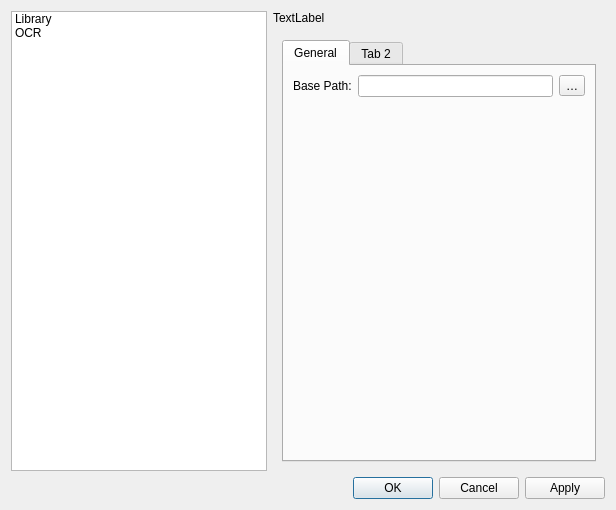
Above: settingsdialog.ui from synrand/edim before the change. Below: the same form after it.
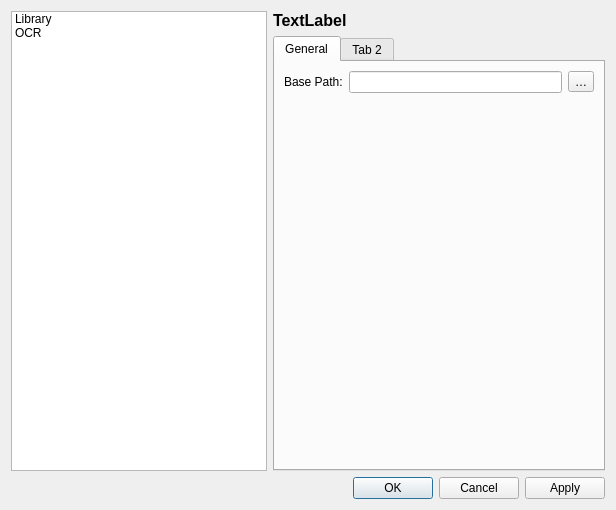
That is the form after the change.

Commit message: Changed title font size and style. Removed layout margin on category page

Diff of the .ui file:
```diff
--- a/settingsdialog.ui
+++ b/settingsdialog.ui
@@ -40,6 +40,13 @@
       <layout class="QVBoxLayout" name="verticalLayout_2">
        <item>
         <widget class="QLabel" name="labelPageTitle">
+         <property name="font">
+          <font>
+           <pointsize>12</pointsize>
+           <weight>75</weight>
+           <bold>true</bold>
+          </font>
+         </property>
          <property name="text">
           <string>TextLabel</string>
          </property>
@@ -55,6 +62,18 @@
          </property>
          <widget class="QWidget" name="page">
           <layout class="QVBoxLayout" name="verticalLayout">
+           <property name="leftMargin">
+            <number>0</number>
+           </property>
+           <property name="topMargin">
+            <number>0</number>
+           </property>
+           <property name="rightMargin">
+            <number>0</number>
+           </property>
+           <property name="bottomMargin">
+            <number>0</number>
+           </property>
            <item>
             <widget class="QTabWidget" name="tabWidget">
              <property name="currentIndex">
```
